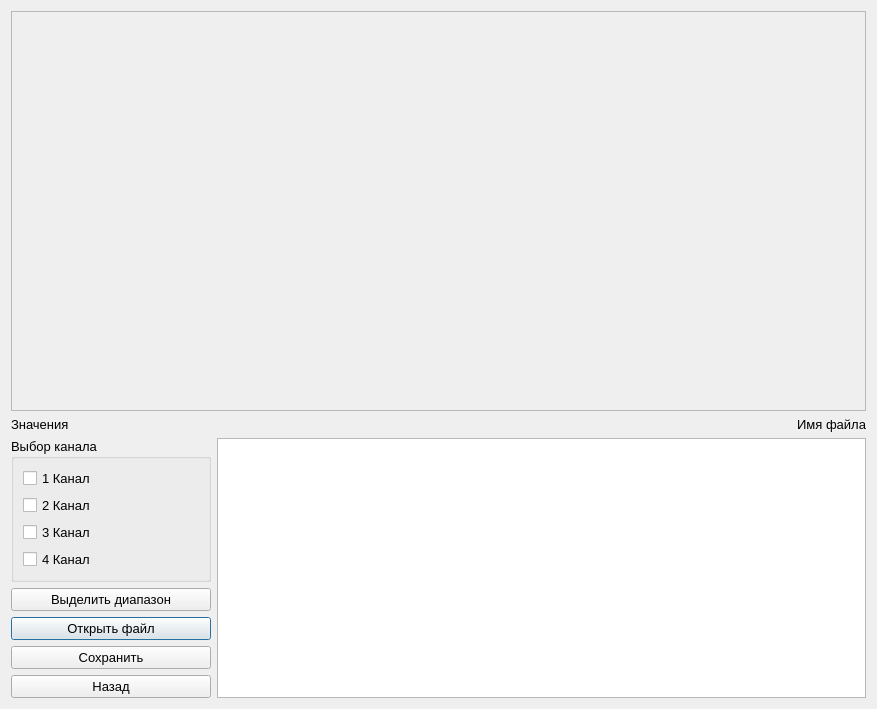
This is viewplot.ui in krang4d/Agrekola as Qt 5 draws it before an edit. The edited form follows.
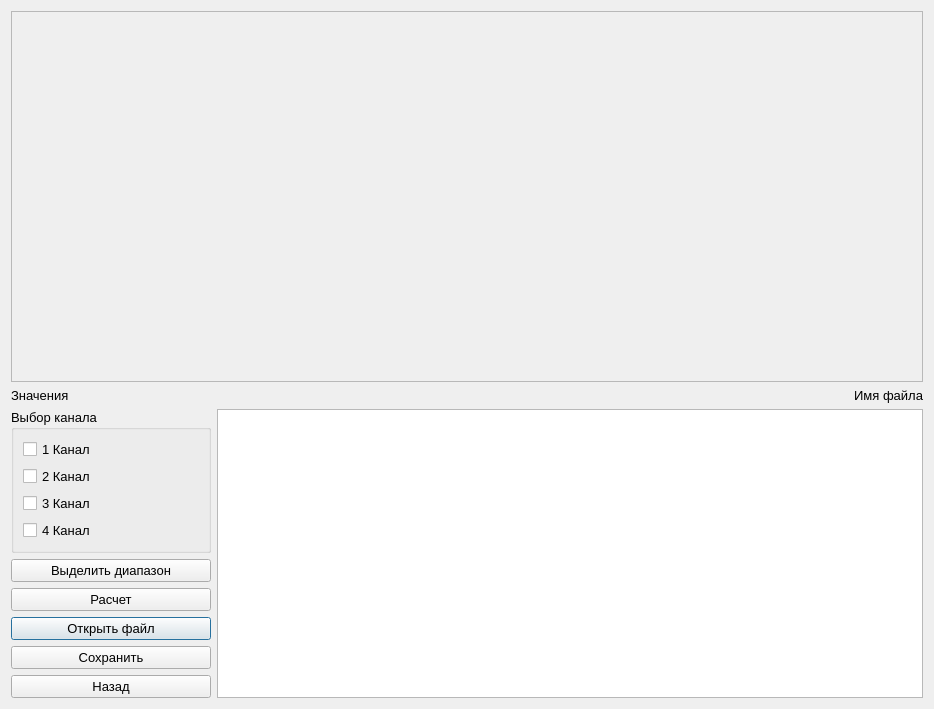
This is the edited form. Custom widgets are drawn as their Qt base class.

Commit message: add pushButton calc to the ViewPlot, add CalculateKo1 to the CalculateData

```diff
--- a/viewplot.ui
+++ b/viewplot.ui
@@ -9,7 +9,7 @@
    <rect>
     <x>0</x>
     <y>0</y>
-    <width>877</width>
+    <width>934</width>
     <height>709</height>
    </rect>
   </property>
@@ -126,6 +126,13 @@
        </property>
       </widget>
      </item>
+     <item>
+      <widget class="QPushButton" name="pushButton_calc">
+       <property name="text">
+        <string>Расчет</string>
+       </property>
+      </widget>
+     </item>
      <item>
       <widget class="QPushButton" name="pushButton_open">
        <property name="text">
```
Left out of the diff: 168 changed lines with no effect on the pictures. The commit also changes 4 other files.
